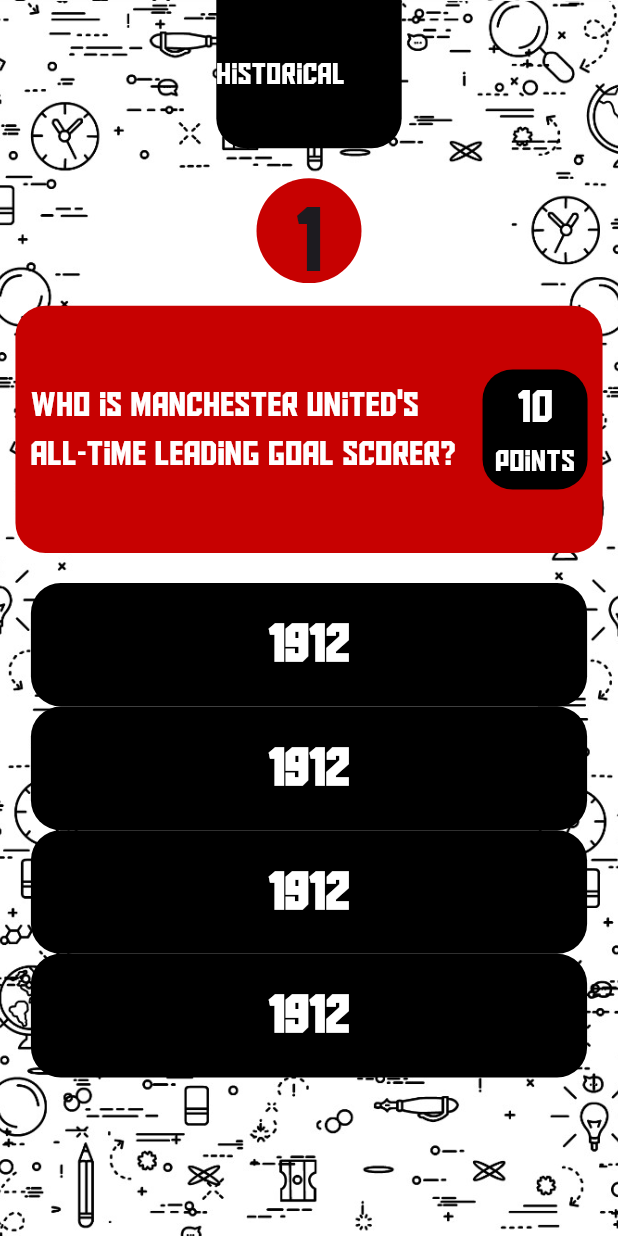
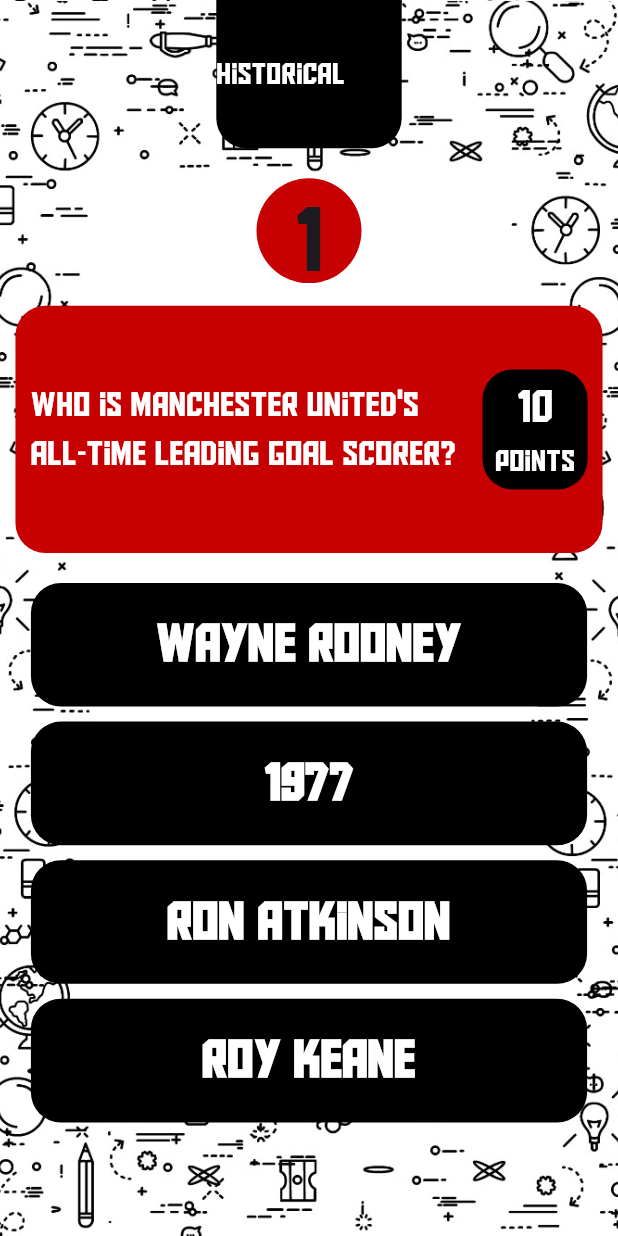
Before and after one commit to AayushPandeyy/manunited_trivia_flutter, a Flutter app: the QuizScreen screen opened directly, on a phone screen of 412 x 824 dp. Run offline on Flutter 3.47's test engine with Material 3 defaults, Android fonts, the phone set to English and light mode, and no system bars; drawn by our look-alikes of auto_size_text, carousel_slider; our stand-ins replace fl_chart.

Commit message:
Bug fixed

```diff
--- a/lib/screens/QuizScreen.dart
+++ b/lib/screens/QuizScreen.dart
@@ -73,8 +73,7 @@
               const SizedBox(
                 height: 15,
               ),
-
-              Expanded(child: CorrectAnswer())
+              const CorrectAnswer()
             ],
           )),
     ));
--- a/lib/utilities/Questions.dart
+++ b/lib/utilities/Questions.dart
@@ -1,6 +1,6 @@
 // ignore: file_names
 class Questions {
-   static List<Map<String, dynamic>> quizQuestions = [
+  static List<Map<String, dynamic>> quizQuestions = [
     {
       'question': 'Who is Manchester United\'s all-time leading goal scorer?',
       'options': [
@@ -103,4 +103,7 @@
   // Create a list of questions only
   List<String> questionsOnly =
       quizQuestions.map((quiz) => quiz['question'] as String).toList();
+
+  List<List<String>> options =
+      quizQuestions.map((quiz) => quiz['options'] as List<String>).toList();
 }
--- a/lib/widgets/CorrectAnswerWidget.dart
+++ b/lib/widgets/CorrectAnswerWidget.dart
@@ -27,6 +27,12 @@
                       Navigator.of(context).pop();
                       setState(() {
                         quesIndex = quesIndex + 1;
+                        colors = [
+                          Colors.black,
+                          Colors.black,
+                          Colors.black,
+                          Colors.black
+                        ];
                       });
                     },
                     child: const Text("Next Question"))
@@ -53,6 +59,7 @@
   @override
   Widget build(BuildContext context) {
     return Column(
+      // mainAxisAlignment: MainAxisAlignment.center,
       children: [
         QuestionBox(
           question: Questions().questionsOnly[quesIndex],
@@ -64,12 +71,20 @@
         Column(
           mainAxisAlignment: MainAxisAlignment.spaceEvenly,
           children: List.generate(4, (index) {
-            return GestureDetector(
-              onTap: () => changeColor(index),
-              child: AnswerBox(
-                data: "1912",
-                color: colors[index],
-              ),
+            return Column(
+              mainAxisAlignment: MainAxisAlignment.spaceEvenly,
+              children: [
+                GestureDetector(
+                  onTap: () => changeColor(index),
+                  child: AnswerBox(
+                    data: Questions().options[index][index],
+                    color: colors[index],
+                  ),
+                ),
+                const SizedBox(
+                  height: 10,
+                ),
+              ],
             );
           }),
         ),
```
